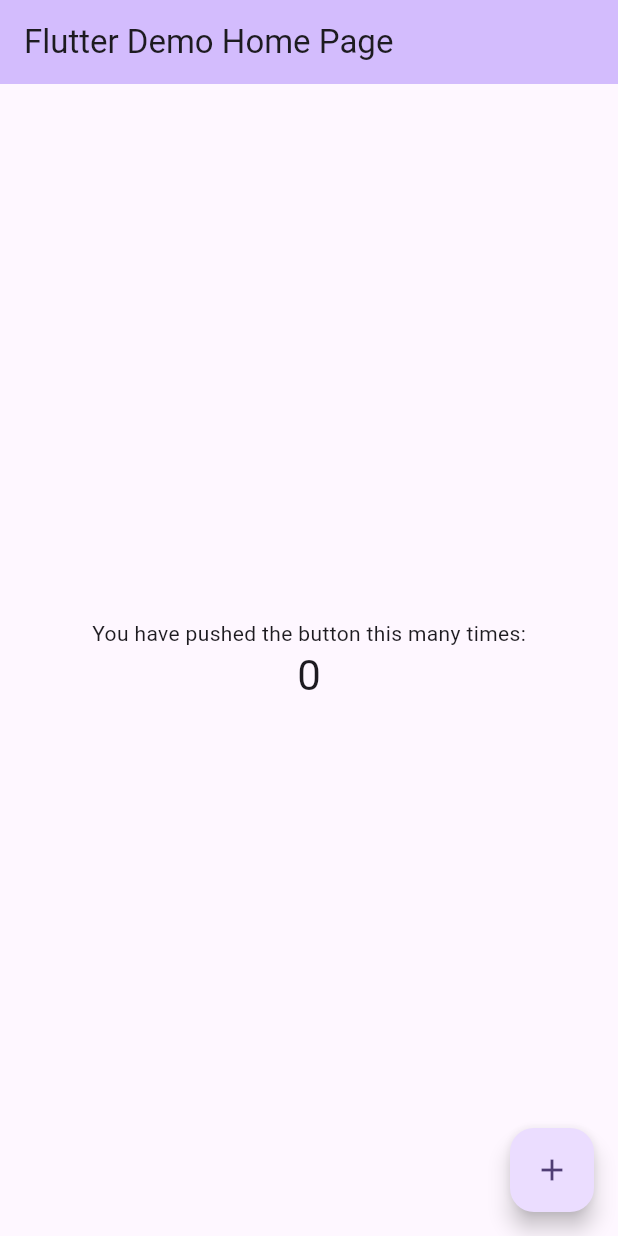
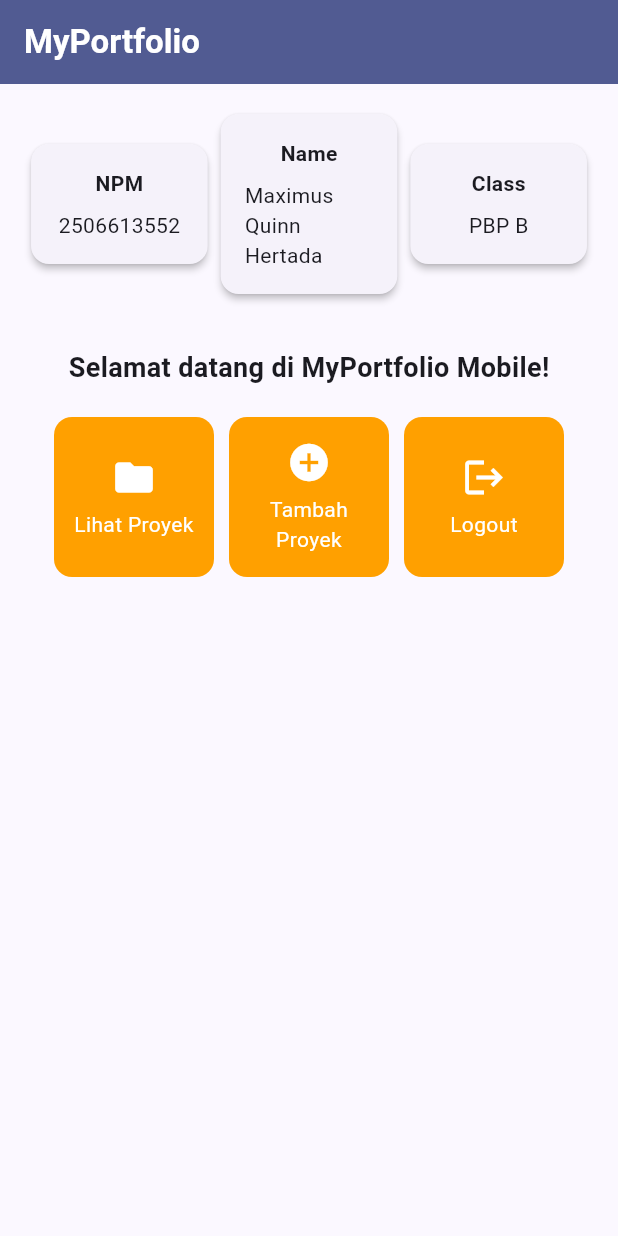
Before and after one commit to MaxKwen/MaxPorto_mobile, a Flutter app: the screen it shows after launch, on a phone screen of 412 x 824 dp. Run offline on Flutter 3.47's test engine with Material 3 defaults, Android fonts, the phone set to English and light mode, and no system bars.

Commit message:
feat: implement Tutorial 8 basic Flutter home page

```diff
--- a/lib/main.dart
+++ b/lib/main.dart
@@ -1,4 +1,5 @@
 import 'package:flutter/material.dart';
+import 'package:maxporto_mobile/menu.dart';
 
 void main() {
   runApp(const MyApp());
@@ -7,116 +8,18 @@ void main() {
 class MyApp extends StatelessWidget {
   const MyApp({super.key});
 
-  // This widget is the root of your application.
   @override
   Widget build(BuildContext context) {
     return MaterialApp(
-      title: 'Flutter Demo',
+      title: 'MyPortfolio',
       theme: ThemeData(
-        // This is the theme of your application.
-        //
-        // TRY THIS: Try running your application with "flutter run". You'll see
-        // the application has a purple toolbar. Then, without quitting the app,
-        // try changing the seedColor in the colorScheme below to Colors.green
-        // and then invoke "hot reload" (save your changes or press the "hot
-        // reload" button in a Flutter-supported IDE, or press "r" if you used
-        // the command line to start the app).
-        //
-        // Notice that the counter didn't reset back to zero; the application
-        // state is not lost during the reload. To reset the state, use hot
-        // restart instead.
-        //
-        // This works for code too, not just values: Most code changes can be
-        // tested with just a hot reload.
-        colorScheme: .fromSeed(seedColor: Colors.deepPurple),
+        colorScheme: ColorScheme.fromSeed(
+          seedColor: Colors.indigo,
+          secondary: Colors.amber[700],
+        ),
+        useMaterial3: true,
       ),
-      home: const MyHomePage(title: 'Flutter Demo Home Page'),
+      home: MyHomePage(),
     );
   }
 }
-
-class MyHomePage extends StatefulWidget {
-  const MyHomePage({super.key, required this.title});
-
-  // This widget is the home page of your application. It is stateful, meaning
-  // that it has a State object (defined below) that contains fields that affect
-  // how it looks.
-
-  // This class is the configuration for the state. It holds the values (in this
-  // case the title) provided by the parent (in this case the App widget) and
-  // used by the build method of the State. Fields in a Widget subclass are
-  // always marked "final".
-
-  final String title;
-
-  @override
-  State<MyHomePage> createState() => _MyHomePageState();
-}
-
-class _MyHomePageState extends State<MyHomePage> {
-  int _counter = 0;
-
-  void _incrementCounter() {
-    setState(() {
-      // This call to setState tells the Flutter framework that something has
-      // changed in this State, which causes it to rerun the build method below
-      // so that the display can reflect the updated values. If we changed
-      // _counter without calling setState(), then the build method would not be
-      // called again, and so nothing would appear to happen.
-      _counter++;
-    });
-  }
-
-  @override
-  Widget build(BuildContext context) {
-    // This method is rerun every time setState is called, for instance as done
-    // by the _incrementCounter method above.
-    //
-    // The Flutter framework has been optimized to make rerunning build methods
-    // fast, so that you can just rebuild anything that needs updating rather
-    // than having to individually change instances of widgets.
-    return Scaffold(
-      appBar: AppBar(
-        // TRY THIS: Try changing the color here to a specific color (to
-        // Colors.amber, perhaps?) and trigger a hot reload to see the AppBar
-        // change color while the other colors stay the same.
-        backgroundColor: Theme.of(context).colorScheme.inversePrimary,
-        // Here we take the value from the MyHomePage object that was created by
-        // the App.build method, and use it to set our appbar title.
-        title: Text(widget.title),
-      ),
-      body: Center(
-        // Center is a layout widget. It takes a single child and positions it
-        // in the middle of the parent.
-        child: Column(
-          // Column is also a layout widget. It takes a list of children and
-          // arranges them vertically. By default, it sizes itself to fit its
-          // children horizontally, and tries to be as tall as its parent.
-          //
-          // Column has various properties to control how it sizes itself and
-          // how it positions its children. Here we use mainAxisAlignment to
-          // center the children vertically; the main axis here is the vertical
-          // axis because Columns are vertical (the cross axis would be
-          // horizontal).
-          //
-          // TRY THIS: Invoke "debug painting" (choose the "Toggle Debug Paint"
-          // action in the IDE, or press "p" in the console), to see the
-          // wireframe for each widget.
-          mainAxisAlignment: .center,
-          children: [
-            const Text('You have pushed the button this many times:'),
-            Text(
-              '$_counter',
-              style: Theme.of(context).textTheme.headlineMedium,
-            ),
-          ],
-        ),
-      ),
-      floatingActionButton: FloatingActionButton(
-        onPressed: _incrementCounter,
-        tooltip: 'Increment',
-        child: const Icon(Icons.add),
-      ),
-    );
-  }
-}
--- /dev/null
+++ b/lib/menu.dart
@@ -0,0 +1,163 @@
+import 'package:flutter/material.dart';
+
+class MyHomePage extends StatelessWidget {
+  MyHomePage({super.key});
+
+  final String npm = "2506613552";
+  final String nama = "Maximus Quinn Hertada";
+  final String kelas = "PBP B";
+
+  final List<ItemHomepage> items = [
+    ItemHomepage("Lihat Proyek", Icons.folder),
+    ItemHomepage("Tambah Proyek", Icons.add_circle),
+    ItemHomepage("Logout", Icons.logout),
+  ];
+
+  @override
+  Widget build(BuildContext context) {
+    // Scaffold menyediakan struktur visual dasar halaman (AppBar, Body, SnackBar).
+    return Scaffold(
+      // AppBar menampilkan bar bagian atas halaman aplikasi.
+      appBar: AppBar(
+        title: const Text(
+          'MyPortfolio',
+          style: TextStyle(color: Colors.white, fontWeight: FontWeight.bold),
+        ),
+        backgroundColor: Theme.of(context).colorScheme.primary,
+      ),
+      // Body halaman utama dengan padding di sekelilingnya.
+      body: Padding(
+        padding: const EdgeInsets.all(16.0),
+        child: Column(
+          crossAxisAlignment: CrossAxisAlignment.center,
+          children: [
+            // Baris horizontal untuk menampilkan 3 InfoCard secara sejajar.
+            Row(
+              mainAxisAlignment: MainAxisAlignment.spaceEvenly,
+              children: [
+                InfoCard(title: 'NPM', content: npm),
+                InfoCard(title: 'Name', content: nama),
+                InfoCard(title: 'Class', content: kelas),
+              ],
+            ),
+
+            const SizedBox(height: 16.0),
+
+            // Bagian tengah: pesan sambutan dan kisi tombol menu portofolio.
+            Center(
+              child: Column(
+                children: [
+                  const Padding(
+                    padding: EdgeInsets.only(top: 16.0),
+                    child: Text(
+                      'Selamat datang di MyPortfolio Mobile!',
+                      style: TextStyle(
+                        fontWeight: FontWeight.bold,
+                        fontSize: 18.0,
+                      ),
+                    ),
+                  ),
+
+                  // GridView menampilkan kartu tombol dalam tata letak kisi 3 kolom.
+                  GridView.count(
+                    primary: true,
+                    padding: const EdgeInsets.all(20),
+                    crossAxisSpacing: 10,
+                    mainAxisSpacing: 10,
+                    crossAxisCount: 3,
+                    // shrinkWrap agar ukuran kisi menyesuaikan tinggi konten anak.
+                    shrinkWrap: true,
+                    children: items.map((ItemHomepage item) {
+                      return ItemCard(item);
+                    }).toList(),
+                  ),
+                ],
+              ),
+            ),
+          ],
+        ),
+      ),
+    );
+  }
+}
+
+class InfoCard extends StatelessWidget {
+  // Kartu informasi yang menampilkan judul (title) dan isi (content).
+  final String title;
+  final String content;
+
+  const InfoCard({super.key, required this.title, required this.content});
+
+  @override
+  Widget build(BuildContext context) {
+    return Card(
+      // Memberikan efek bayangan kartu elevasi 2 unit.
+      elevation: 2.0,
+      child: Container(
+        // Menyesuaikan lebar kartu dengan proporsi layar (dibagi 3.5).
+        width: MediaQuery.of(context).size.width / 3.5,
+        padding: const EdgeInsets.all(16.0),
+        // Menyusun teks title dan content secara vertikal.
+        child: Column(
+          children: [
+            Text(title, style: const TextStyle(fontWeight: FontWeight.bold)),
+            const SizedBox(height: 8.0),
+            Text(content),
+          ],
+        ),
+      ),
+    );
+  }
+}
+
+class ItemHomepage {
+  final String name;
+  final IconData icon;
+
+  ItemHomepage(this.name, this.icon);
+}
+
+class ItemCard extends StatelessWidget {
+  final ItemHomepage item;
+
+  const ItemCard(this.item, {super.key});
+
+  @override
+  Widget build(BuildContext context) {
+    return Material(
+      // Menggunakan warna sekunder dari skema tema aplikasi.
+      color: Theme.of(context).colorScheme.secondary,
+      borderRadius: BorderRadius.circular(12),
+      child: InkWell(
+        // Aksi ketika kartu ditekan oleh pengguna.
+        onTap: () {
+          // Menampilkan SnackBar dengan pesan interaktif.
+          ScaffoldMessenger.of(context)
+            ..hideCurrentSnackBar()
+            ..showSnackBar(
+              SnackBar(
+                content: Text("Kamu telah menekan tombol ${item.name}!"),
+              ),
+            );
+        },
+        child: Container(
+          padding: const EdgeInsets.all(8),
+          child: Center(
+            child: Column(
+              mainAxisAlignment: MainAxisAlignment.center,
+              children: [
+                Icon(item.icon, color: Colors.white, size: 30.0),
+                const Padding(padding: EdgeInsets.all(3)),
+                Text(
+                  item.name,
+                  textAlign: TextAlign.center,
+                  style: const TextStyle(color: Colors.white),
+                ),
+              ],
+            ),
+          ),
+        ),
+      ),
+    );
+  }
+}
```
